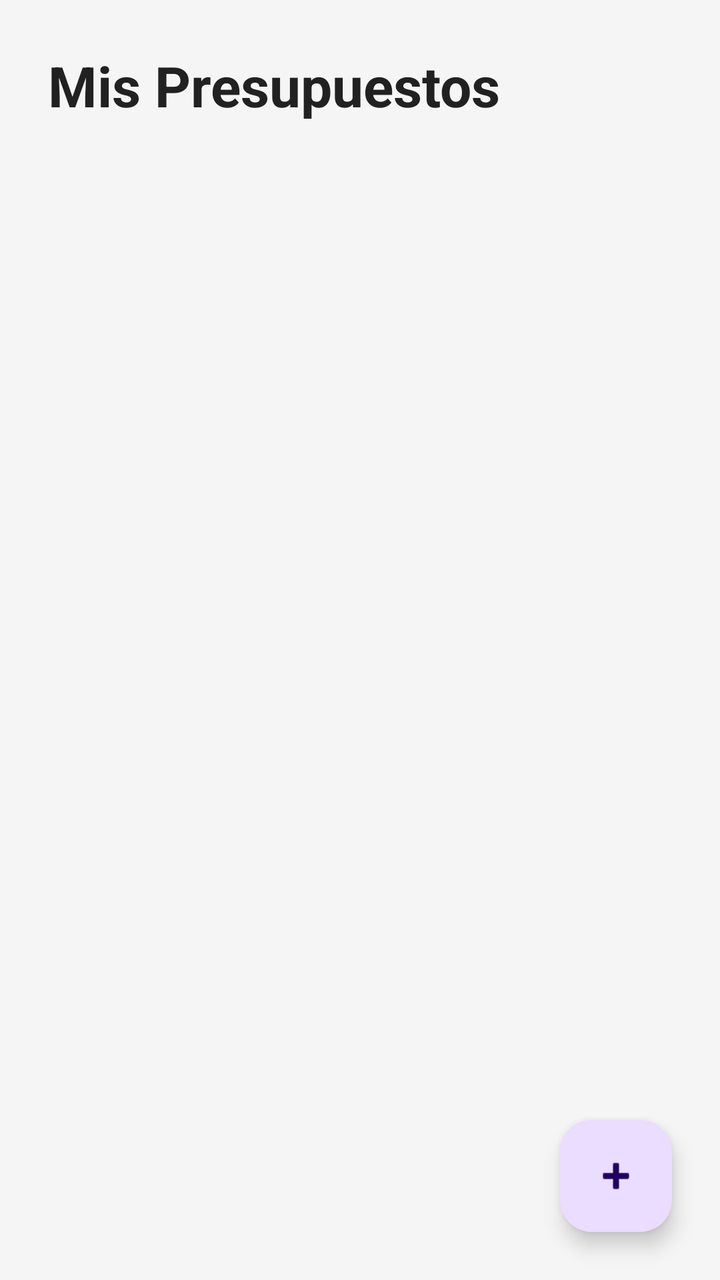
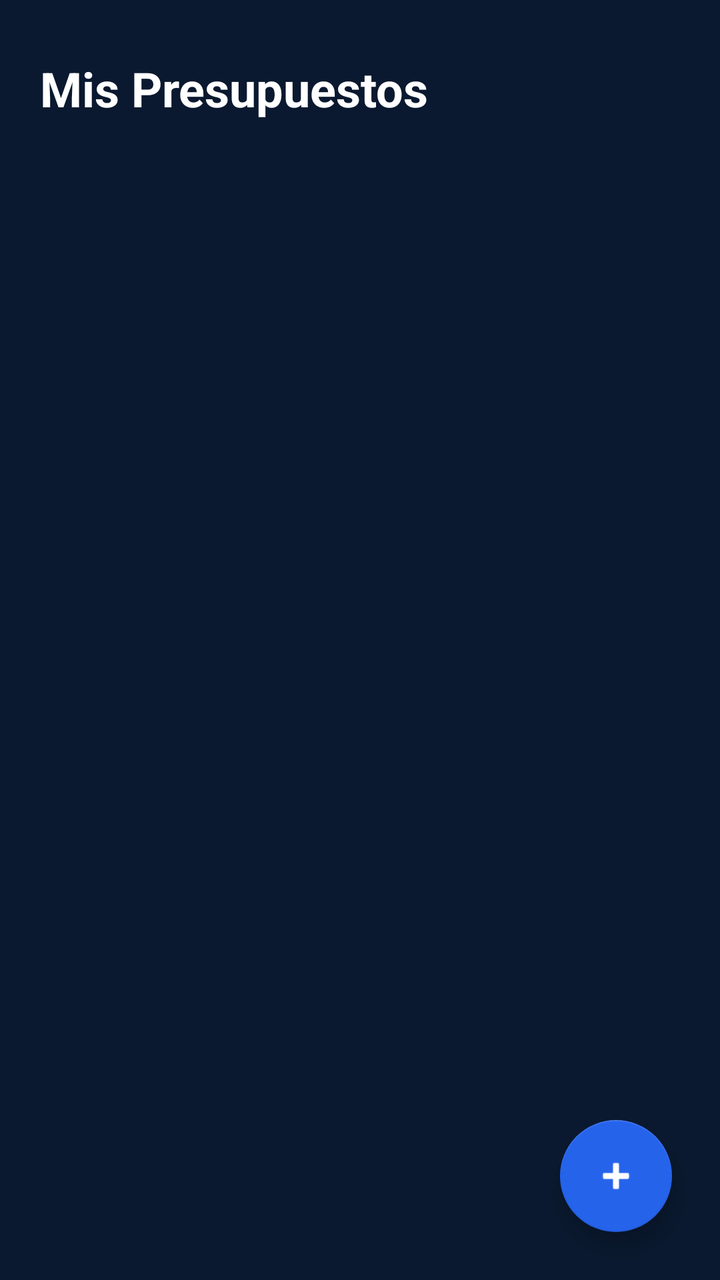

Two renders of the same Android screen: before a commit and after it. Below are the layout's source before the change and the commit's diff.
<!-- AndroidManifest.xml: application theme Theme.GFD -->
<!-- res/layout/activity_menu_principal.xml -->
<?xml version="1.0" encoding="utf-8"?>
<androidx.constraintlayout.widget.ConstraintLayout xmlns:android="http://schemas.android.com/apk/res/android"
    xmlns:app="http://schemas.android.com/apk/res-auto"
    android:layout_width="match_parent"
    android:layout_height="match_parent"
    android:background="#F5F5F5">

    <TextView
        android:id="@+id/tvTituloLobby"
        android:layout_width="wrap_content"
        android:layout_height="wrap_content"
        android:text="Mis Presupuestos"
        android:textSize="28sp"
        android:textStyle="bold"
        android:textColor="#212121"
        android:layout_margin="24dp"
        app:layout_constraintTop_toTopOf="parent"
        app:layout_constraintStart_toStartOf="parent" />

    <androidx.recyclerview.widget.RecyclerView
        android:id="@+id/rvPresupuestos"
        android:layout_width="match_parent"
        android:layout_height="0dp"
        android:layout_marginTop="16dp"
        app:layout_constraintTop_toBottomOf="@id/tvTituloLobby"
        app:layout_constraintBottom_toBottomOf="parent" />

    
    <com.google.android.material.floatingactionbutton.FloatingActionButton
        android:id="@+id/fabAgregarPresupuesto"
        android:layout_width="wrap_content"
        android:layout_height="wrap_content"
        android:layout_margin="24dp"
        android:src="@android:drawable/ic_input_add"
        app:layout_constraintBottom_toBottomOf="parent"
        app:layout_constraintEnd_toEndOf="parent" />

</androidx.constraintlayout.widget.ConstraintLayout>
<!-- resources referenced by this layout -->
<resources>
  <style name="Theme.GFD" parent="Base.Theme.GFD" />
  <style name="Base.Theme.GFD" parent="Theme.Material3.DayNight.NoActionBar">
          
          
      </style>
</resources>

<!-- the commit's change to res/layout/activity_menu_principal.xml (unified diff, before → after) -->
@@ -3,26 +3,31 @@
     xmlns:app="http://schemas.android.com/apk/res-auto"
     android:layout_width="match_parent"
     android:layout_height="match_parent"
-    android:background="#F5F5F5">
+    android:background="@color/azul_noche">
 
+    
     <TextView
-        android:id="@+id/tvTituloLobby"
+        android:id="@+id/tvTituloMenu"
         android:layout_width="wrap_content"
         android:layout_height="wrap_content"
         android:text="Mis Presupuestos"
-        android:textSize="28sp"
+        android:textColor="@color/blanco_puro"
+        android:textSize="24sp"
         android:textStyle="bold"
-        android:textColor="#212121"
-        android:layout_margin="24dp"
-        app:layout_constraintTop_toTopOf="parent"
-        app:layout_constraintStart_toStartOf="parent" />
+        android:layout_marginStart="20dp"
+        android:layout_marginTop="28dp"
+        app:layout_constraintStart_toStartOf="parent"
+        app:layout_constraintTop_toTopOf="parent" />
 
+    
     <androidx.recyclerview.widget.RecyclerView
-        android:id="@+id/rvPresupuestos"
+        android:id="@+id/recyclerViewPresupuestos"
         android:layout_width="match_parent"
         android:layout_height="0dp"
         android:layout_marginTop="16dp"
-        app:layout_constraintTop_toBottomOf="@id/tvTituloLobby"
+        android:clipToPadding="false"
+        android:paddingBottom="88dp"
+        app:layout_constraintTop_toBottomOf="@id/tvTituloMenu"
         app:layout_constraintBottom_toBottomOf="parent" />
 
     
@@ -32,6 +37,8 @@
         android:layout_height="wrap_content"
         android:layout_margin="24dp"
         android:src="@android:drawable/ic_input_add"
+        app:backgroundTint="@color/azul_tecnologico"
+        app:tint="@color/blanco_puro"
         app:layout_constraintBottom_toBottomOf="parent"
         app:layout_constraintEnd_toEndOf="parent" />
 
<!-- resource entries referenced after the edit -->
@@ -1,9 +1,26 @@
 <!-- resources referenced by this layout -->
 <resources>
-  <style name="Theme.GFD" parent="Base.Theme.GFD" />
-  <style name="Base.Theme.GFD" parent="Theme.Material3.DayNight.NoActionBar">
+  <color name="azul_noche">#0A192F</color>
+  <color name="azul_tecnologico">#2563EB</color>
+  <color name="blanco_puro">#FFFFFF</color>
+  <style name="Theme.GFD" parent="Theme.MaterialComponents.DayNight.NoActionBar">
+  
+          <item name="android:windowAnimationStyle">@android:style/Animation.Activity</item>
+  
           
+          <item name="colorPrimary">@color/azul_tecnologico</item>
+          <item name="colorPrimaryVariant">@color/azul_noche</item>
+          <item name="colorOnPrimary">@color/blanco_puro</item>
+  
           
+          <item name="android:windowBackground">@color/azul_noche</item>
+  
+          
+          <item name="android:textColor">@color/blanco_puro</item>
+  
+          
+          <item name="android:statusBarColor">@color/azul_noche</item>
+          <item name="android:windowLightStatusBar">false</item>
       </style>
 </resources>
 
